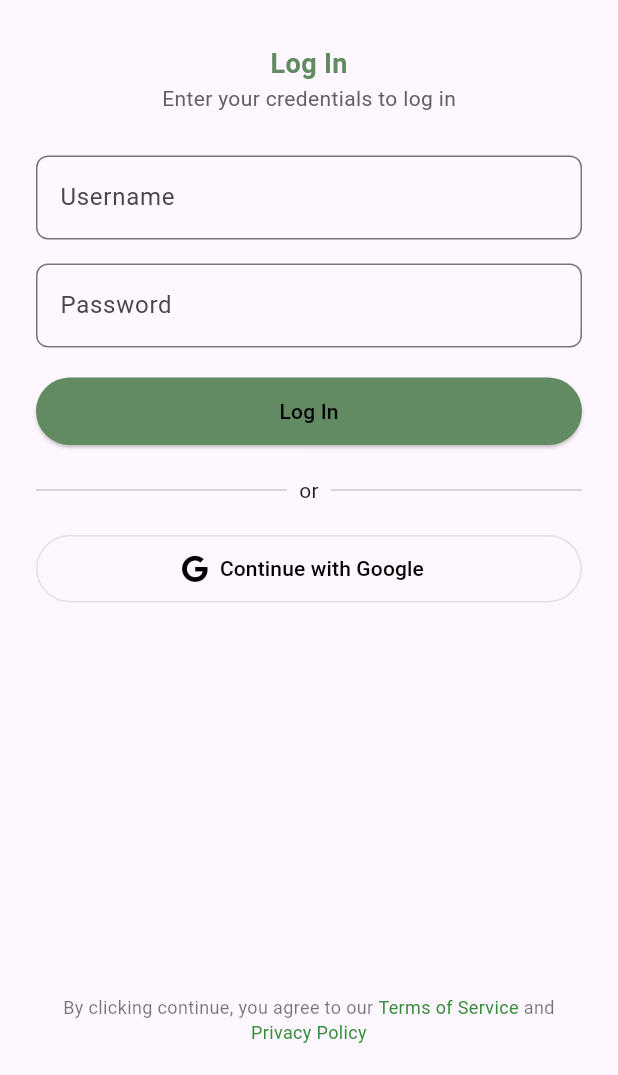
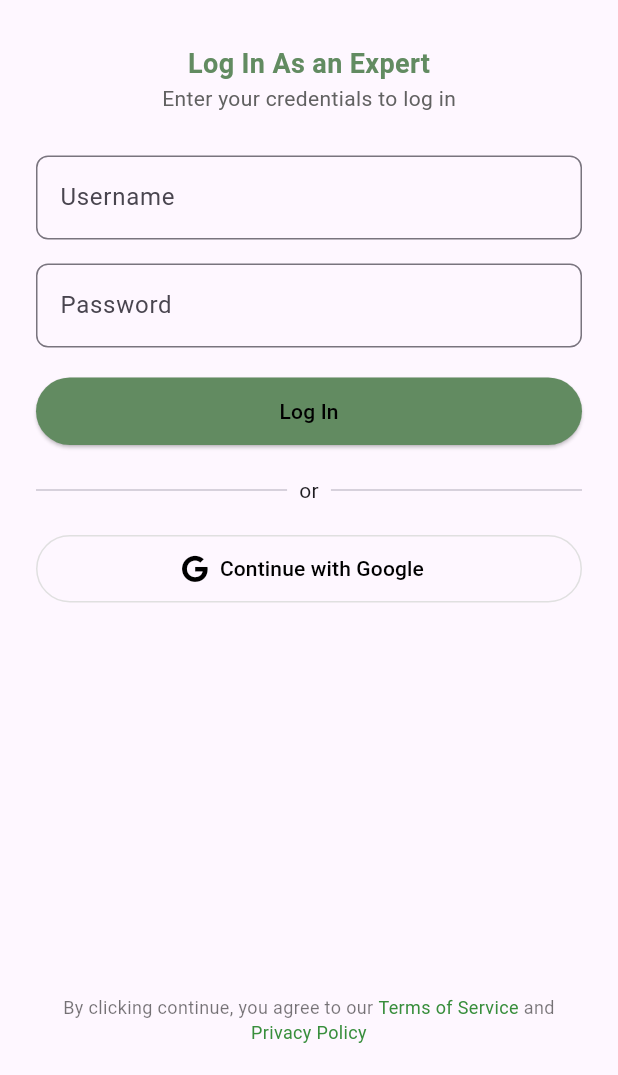
Before and after one commit to TMG-prog/Mjifarm, a Flutter app: the LoginPage screen opened directly, on a phone screen of 412 x 824 dp, the part 161-1236 px from its top. Run offline on Flutter 3.47's test engine with Material 3 defaults, Android fonts, the light colour scheme and no system bars; our stand-ins replace cloud_firestore, firebase_auth, firebase_core, firebase_database, font_awesome_flutter, geolocator and 2 more; missing offline and left inert: firebase_ui_auth, firebase_ui_oauth_google; accounts and stored records are empty; Roboto replaces fonts that are missing (NotoSerif).

Commit message:
Did minor changes on the login page to accomodate the change

```diff
--- a/mjifarm/lib/Login.dart
+++ b/mjifarm/lib/Login.dart
@@ -1,6 +1,5 @@
 import 'package:flutter/material.dart';
 import 'package:font_awesome_flutter/font_awesome_flutter.dart';
-
 void main() {
   runApp(MaterialApp(
     home: LoginPage(),
@@ -40,7 +39,7 @@ class LoginPage extends StatelessWidget {
               ),
               SizedBox(height: 30),
               Text(
-                'Log In',
+                'Log In As an Expert',
                 style: TextStyle(
                     fontSize: 18,
                     fontWeight: FontWeight.bold,
@@ -82,7 +81,10 @@ class LoginPage extends StatelessWidget {
                 ),
 
 
-                  onPressed: () {},
+                  onPressed: () async {
+
+
+                  },
                   child: Text('Log In'),
                 ),
               ),
```
Lines whose indentation alone changed are shown as unchanged.
